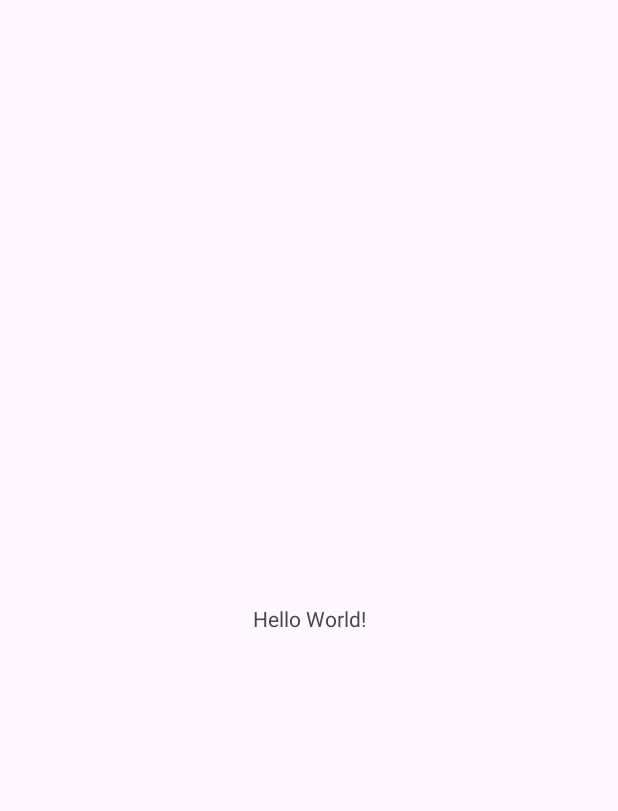
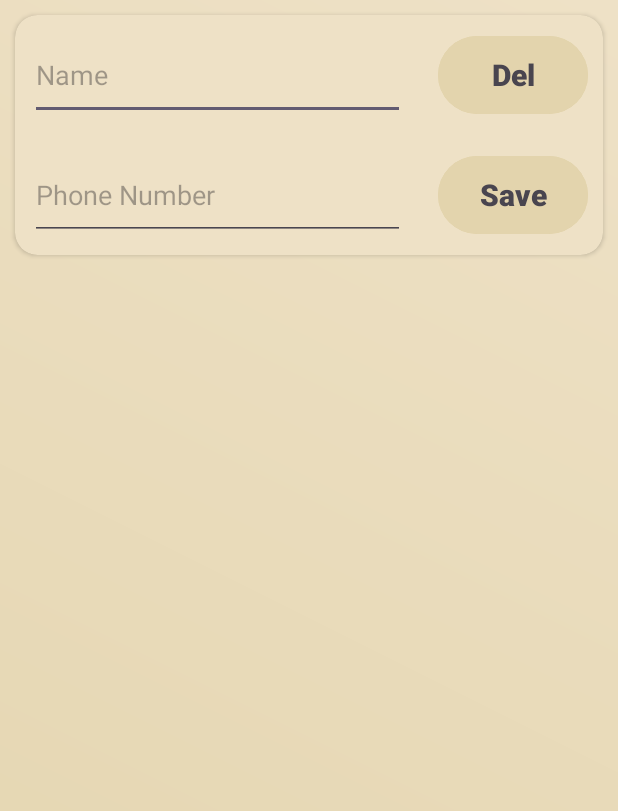
Before and after one commit to nevrmd/phonebook, an Android app: the screen it shows after launch (MainActivity), on a phone screen of 412 x 824 dp. Before the commit the part shown is almost empty. Shown: the top 811 px of the screen. Run offline under Robolectric (Android 15) with nearby library versions, the phone set to English and light mode, and no system bars; our stand-ins replace data binding; 1 statement that could not run was skipped.

Commit message:
UI (ActivityMain, recyclerView, gradient), Room DB (Dao, DB, Repository, Entity), phoneCardViewModel

```diff
--- a/app/build.gradle.kts
+++ b/app/build.gradle.kts
@@ -1,6 +1,7 @@
 plugins {
     alias(libs.plugins.android.application)
     alias(libs.plugins.jetbrains.kotlin.android)
+    id("kotlin-kapt")
 }
 
 android {
@@ -29,6 +30,7 @@ android {
 
     buildFeatures {
         viewBinding = true
+        dataBinding = true
     }
 
     compileOptions {
@@ -41,13 +43,14 @@ android {
 }
 
 dependencies {
-    // ViewModel, LiveData, Coroutines, Room
+    // ViewModel, LiveData, Coroutines, Room, Annotation
     implementation(libs.androidx.lifecycle.viewmodel.ktx)
     implementation(libs.androidx.lifecycle.livedata.ktx)
     implementation(libs.kotlinx.coroutines.android)
     implementation(libs.androidx.room.runtime)
     implementation(libs.androidx.room.ktx)
     annotationProcessor(libs.androidx.room.compiler)
+    kapt(libs.androidx.lifecycle.compiler)
     // Default
     implementation(libs.androidx.core.ktx)
     implementation(libs.androidx.appcompat)
--- /dev/null
+++ b/app/src/main/res/drawable/gradient_background.xml
@@ -0,0 +1,8 @@
+<?xml version="1.0" encoding="utf-8"?>
+<shape xmlns:android="http://schemas.android.com/apk/res/android">
+    <gradient
+        android:type="linear"
+        android:angle="45"
+        android:startColor="#E3D4AD"
+        android:endColor="#EEE1C6" />
+</shape>
--- a/app/src/main/res/layout/activity_main.xml
+++ b/app/src/main/res/layout/activity_main.xml
@@ -1,19 +1,105 @@
 <?xml version="1.0" encoding="utf-8"?>
-<androidx.constraintlayout.widget.ConstraintLayout xmlns:android="http://schemas.android.com/apk/res/android"
+<layout xmlns:android="http://schemas.android.com/apk/res/android"
     xmlns:app="http://schemas.android.com/apk/res-auto"
     xmlns:tools="http://schemas.android.com/tools"
-    android:id="@+id/main"
-    android:layout_width="match_parent"
-    android:layout_height="match_parent"
     tools:context=".MainActivity">
 
-    <TextView
-        android:layout_width="wrap_content"
-        android:layout_height="wrap_content"
-        android:text="Hello World!"
-        app:layout_constraintBottom_toBottomOf="parent"
-        app:layout_constraintEnd_toEndOf="parent"
-        app:layout_constraintStart_toStartOf="parent"
-        app:layout_constraintTop_toTopOf="parent" />
+<!--    Enables DataBinding    -->
+    <data>
+        <variable
+            name="phoneCardViewModel"
+            type="com.nevrmd.phonebook.viewModel.PhoneCardViewModel"/>
+    </data>
 
-</androidx.constraintlayout.widget.ConstraintLayout>
+    <androidx.constraintlayout.widget.ConstraintLayout
+        android:id="@+id/clMain"
+        android:layout_width="match_parent"
+        android:layout_height="match_parent"
+        android:background="@drawable/gradient_background">
+
+        <androidx.cardview.widget.CardView
+            android:id="@+id/cardView"
+            android:backgroundTint="#EEE1C6"
+            android:layout_width="match_parent"
+            android:layout_height="wrap_content"
+            android:layout_marginStart="10dp"
+            android:layout_marginTop="10dp"
+            android:layout_marginEnd="10dp"
+            app:cardCornerRadius="15dp"
+            app:layout_constraintEnd_toEndOf="parent"
+            app:layout_constraintStart_toStartOf="parent"
+            app:layout_constraintTop_toTopOf="parent">
+
+            <EditText
+                android:text="@={phoneCardViewModel.inputName}"
+                android:id="@+id/etName"
+                android:layout_width="250dp"
+                android:layout_height="60dp"
+                android:layout_marginStart="10dp"
+                android:layout_marginTop="10dp"
+                android:layout_marginEnd="10dp"
+                android:layout_marginBottom="10dp"
+                android:autofillHints="name"
+                android:ems="10"
+                android:hint="@string/etName"
+                android:textColor="#49454f"
+                android:inputType="text" />
+
+            <EditText
+                android:text="@={phoneCardViewModel.phoneNumber}"
+                android:id="@+id/etNumber"
+                android:layout_width="250dp"
+                android:layout_height="60dp"
+                android:layout_marginStart="10dp"
+                android:layout_marginTop="90dp"
+                android:layout_marginEnd="10dp"
+                android:layout_marginBottom="10dp"
+                android:autofillHints="phone"
+                android:ems="10"
+                android:hint="@string/etNumber"
+                android:textColor="#49454f"
+                android:inputType="phone" />
+
+            <Button
+                android:id="@+id/btnTop"
+                android:backgroundTint="#E3D4AD"
+                android:layout_width="100dp"
+                android:layout_height="60dp"
+                android:layout_gravity="end"
+                android:layout_marginStart="10dp"
+                android:layout_marginTop="10dp"
+                android:layout_marginEnd="10dp"
+                android:layout_marginBottom="10dp"
+                android:text="@string/btnTop"
+                android:textColor="#49454f"
+                android:textSize="20sp"
+                android:textStyle="bold" />
+
+            <Button
+                android:id="@+id/btnBottom"
+                android:backgroundTint="#E3D4AD"
+                android:layout_width="100dp"
+                android:layout_height="60dp"
+                android:layout_gravity="end"
+                android:layout_marginStart="10dp"
+                android:layout_marginTop="90dp"
+                android:layout_marginEnd="10dp"
+                android:layout_marginBottom="10dp"
+                android:text="@string/btnBottom"
+                android:textColor="#49454f"
+                android:textSize="20sp"
+                android:textStyle="bold" />
+
+        </androidx.cardview.widget.CardView>
+
+        <androidx.recyclerview.widget.RecyclerView
+            android:id="@+id/rvPhoneCards"
+            android:layout_width="0dp"
+            android:layout_height="0dp"
+            app:layout_constraintBottom_toBottomOf="parent"
+            app:layout_constraintEnd_toEndOf="parent"
+            app:layout_constraintStart_toStartOf="parent"
+            app:layout_constraintTop_toBottomOf="@+id/cardView" />
+    </androidx.constraintlayout.widget.ConstraintLayout>
+
+</layout>
--- a/app/src/main/res/values/strings.xml
+++ b/app/src/main/res/values/strings.xml
@@ -1,3 +1,9 @@
 <resources>
     <string name="app_name">Phonebook</string>
+    <string name="etNumber">Phone Number</string>
+    <string name="etName">Name</string>
+    <string name="btnTop">Del</string>
+    <string name="btnBottom">Save</string>
+    <string name="tvName">Name</string>
+    <string name="tvPhone">+7 000 000 0000</string>
 </resources>
--- a/gradle/libs.versions.toml
+++ b/gradle/libs.versions.toml
@@ -6,6 +6,7 @@ junit = "4.13.2"
 junitVersion = "1.2.1"
 espressoCore = "3.6.1"
 appcompat = "1.7.0"
+kotlinReflect = "1.9.22"
 kotlinxCoroutinesAndroid = "1.7.3"
 lifecycleViewmodelKtx = "2.8.4"
 material = "1.12.0"
@@ -15,6 +16,7 @@ roomCompiler = "2.6.1"
 
 [libraries]
 androidx-core-ktx = { group = "androidx.core", name = "core-ktx", version.ref = "coreKtx" }
+androidx-lifecycle-compiler = { module = "androidx.lifecycle:lifecycle-compiler", version.ref = "lifecycleViewmodelKtx" }
 androidx-lifecycle-livedata-ktx = { module = "androidx.lifecycle:lifecycle-livedata-ktx", version.ref = "lifecycleViewmodelKtx" }
 androidx-lifecycle-viewmodel-ktx = { module = "androidx.lifecycle:lifecycle-viewmodel-ktx", version.ref = "lifecycleViewmodelKtx" }
 androidx-room-compiler = { module = "androidx.room:room-compiler", version.ref = "roomCompiler" }
@@ -24,6 +26,7 @@ junit = { group = "junit", name = "junit", version.ref = "junit" }
 androidx-junit = { group = "androidx.test.ext", name = "junit", version.ref = "junitVersion" }
 androidx-espresso-core = { group = "androidx.test.espresso", name = "espresso-core", version.ref = "espressoCore" }
 androidx-appcompat = { group = "androidx.appcompat", name = "appcompat", version.ref = "appcompat" }
+kotlin-reflect = { module = "org.jetbrains.kotlin:kotlin-reflect", version.ref = "kotlinReflect" }
 kotlinx-coroutines-android = { module = "org.jetbrains.kotlinx:kotlinx-coroutines-android", version.ref = "kotlinxCoroutinesAndroid" }
 material = { group = "com.google.android.material", name = "material", version.ref = "material" }
 androidx-activity = { group = "androidx.activity", name = "activity", version.ref = "activity" }
```
Also changed, not shown: app/src/main/java/com/nevrmd/phonebook/room/PhoneCard.kt (added, +12 -0 lines), app/src/main/java/com/nevrmd/phonebook/room/PhoneCardDao.kt (added, +26 -0 lines), app/src/main/java/com/nevrmd/phonebook/room/PhoneCardDb.kt (added, +32 -0 lines), app/src/main/java/com/nevrmd/phonebook/room/PhoneCardRepository.kt (added, +25 -0 lines), app/src/main/java/com/nevrmd/phonebook/viewModel/PhoneCardViewModel.kt (added, +69 -0 lines), app/src/main/res/layout/card_item.xml (added, +47 -0 lines).
